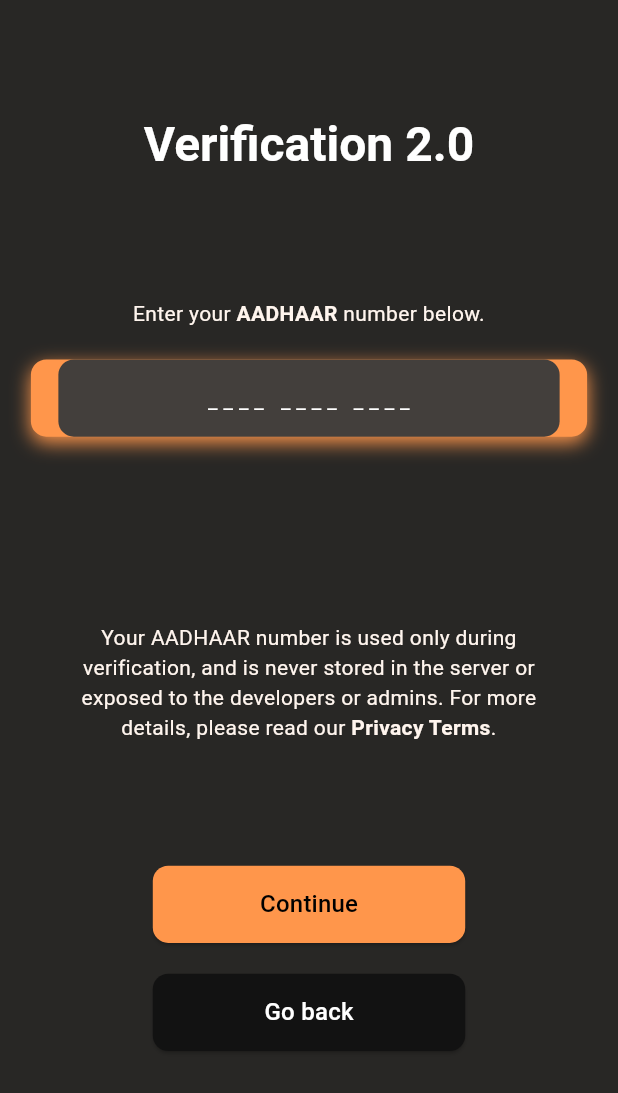
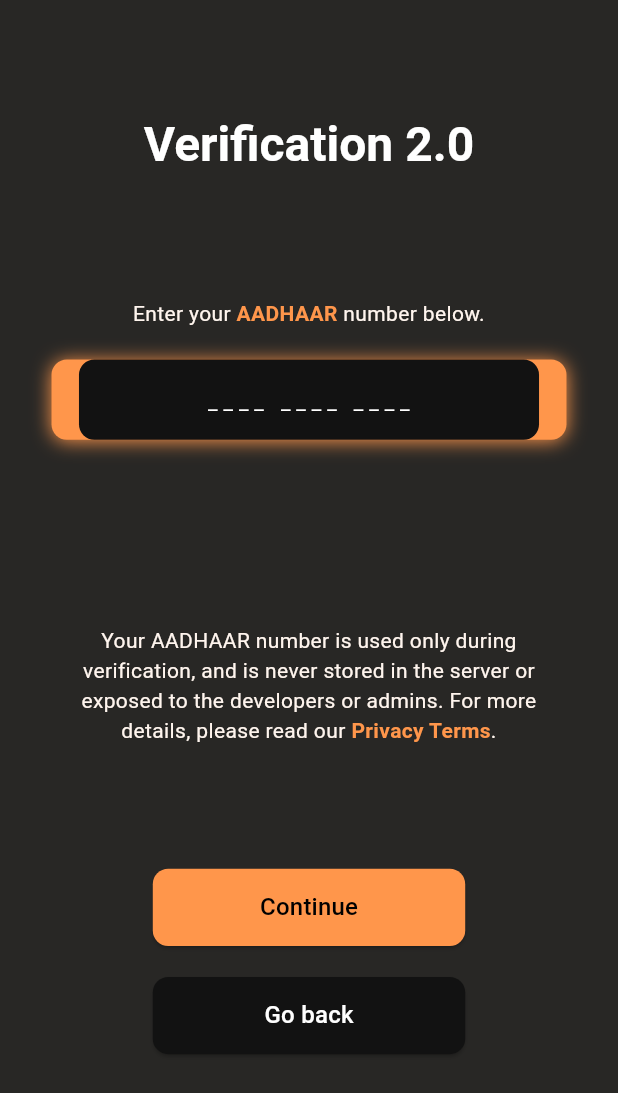
Before and after one commit to Sidd1374/Anonymous_Chat_Application, a Flutter app: the LevelTwoPage screen opened directly, on a phone screen of 412 x 824 dp. Shown: the top 1093 px of the screen. Run offline on Flutter 3.47's test engine with Material 3 defaults, Android fonts, the light colour scheme and no system bars; our stand-ins replace firebase_auth, firebase_core, flutter_screenutil, flutter_svg, image_picker, lottie; missing offline and left inert: firebase_app_check; accounts and stored records are empty.

Commit message:
fixed issues

```diff
--- a/lib/views/entry/entry_page.dart
+++ b/lib/views/entry/entry_page.dart
@@ -24,7 +24,7 @@ class EntryPage extends StatelessWidget {
           //       'assets/animation/home_animation_1735286422424.json',
           //       fit: BoxFit.scaleDown,
           //     ),
-          //
+
           //   ),
           // ),
 
--- a/lib/views/entry/level_two_verification_page.dart
+++ b/lib/views/entry/level_two_verification_page.dart
@@ -59,11 +59,27 @@ class LevelTwoPage extends StatelessWidget {
                   'Your AADHAAR number is used only during verification, and is never stored in the server or exposed to the developers or admins. For more details, please read our ',
               style: theme.textTheme.bodyMedium,
             ),
-            TextSpan(
-              text: 'Privacy Terms',
-              style: theme.textTheme.bodyMedium
-                  ?.copyWith(fontWeight: FontWeight.w600),
+            WidgetSpan(
+              alignment: PlaceholderAlignment.middle,
+              child: TextButton(
+              onPressed: () {
+                // Add your privacy terms navigation logic here
+              },
+              style: TextButton.styleFrom(
+                padding: EdgeInsets.zero, // Remove extra padding
+                minimumSize: Size.zero, // Remove minimum size
+                tapTargetSize: MaterialTapTargetSize.shrinkWrap, // Shrink tap area
               ),
+              child: Text(
+                'Privacy Terms',
+                style: theme.textTheme.bodyMedium?.copyWith(
+                fontWeight: FontWeight.w600,
+                color: theme.primaryColor,
+                ),
+              ),
+              ),
+            ),
+
             TextSpan(
               text: '.',
               style: theme.textTheme.bodyMedium,
@@ -88,9 +104,12 @@ class LevelTwoPage extends StatelessWidget {
             ),
             TextSpan(
               text: 'AADHAAR',
-              style: theme.textTheme.bodyMedium
-                  ?.copyWith(fontWeight: FontWeight.w600),
+              style: theme.textTheme.bodyMedium?.copyWith(
+              fontWeight: FontWeight.w600,
+              color: theme.primaryColor, // Add desired color here
               ),
+            ),
+
             TextSpan(
               text: ' number below.',
               style: theme.textTheme.bodyMedium,
@@ -144,6 +163,13 @@ class LevelTwoPage extends StatelessWidget {
   Widget _buildAadhaarInput(BuildContext context) {
     final theme = Theme.of(context);
     return Container(
+      width: 300.w, // Slightly larger than the input field for border effect
+      height: 52.h, // Slightly larger than the input field for border effect
+      decoration: BoxDecoration(
+        color: theme.colorScheme.surface, // Match input field background color
+        borderRadius: BorderRadius.circular(12.r), // Slightly larger radius
+      ),
+      child: Container(
         width: 324.w,
         height: 50.h,
         padding: EdgeInsets.symmetric(horizontal: 16.w),
@@ -154,7 +180,7 @@ class LevelTwoPage extends StatelessWidget {
             BoxShadow(
               color: theme.primaryColor,
               blurRadius: 10.r,
-            offset: Offset(0, 4.h),
+              offset: Offset(0, 1.h),
             )
           ],
         ),
@@ -167,7 +193,6 @@ class LevelTwoPage extends StatelessWidget {
             hintStyle: theme.textTheme.bodyMedium
                 ?.copyWith(color: theme.colorScheme.onSurfaceVariant),
             counterText: '',
-
             enabledBorder: OutlineInputBorder(
               borderSide: BorderSide.none,
               borderRadius: BorderRadius.circular(10.r),
@@ -180,8 +205,7 @@ class LevelTwoPage extends StatelessWidget {
               borderSide: BorderSide.none,
               borderRadius: BorderRadius.circular(10.r),
             ),
-          fillColor: theme.inputDecorationTheme
-              .fillColor, // Set the desired background color here
+            fillColor: theme.colorScheme.surface, // Updated background color
             filled: true,
           ),
           textAlign: TextAlign.center,
@@ -191,6 +215,7 @@ class LevelTwoPage extends StatelessWidget {
               TextPosition(offset: _aadhaarController.text.length),
             );
           },
+        ),
       ),
     );
   }
--- a/pubspec.yaml
+++ b/pubspec.yaml
@@ -44,6 +44,7 @@ dependencies:
   firebase_core: ^2.32.0
   firebase_auth: ^4.17.4
   firebase_storage: ^11.6.5
+  firebase_app_check: ^0.2.2+7
 
 
 dev_dependencies:
```
Also changed, not shown: lib/main.dart (+18 -2 lines), lib/views/entry/login_page.dart (+31 -20 lines), pubspec.lock, 5 other files. Lines whose indentation alone changed are shown as unchanged.
